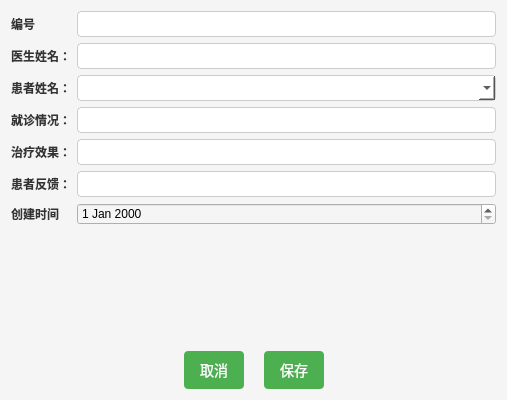
Qt form doctorreporteditview.ui (zhuguotiao/Lab) before a commit.
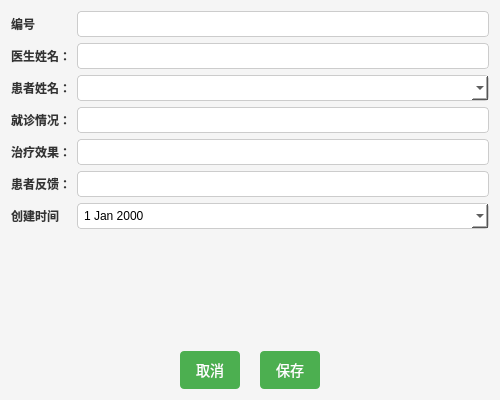
The same form after that commit.

Diff of the .ui file:
```diff
--- a/doctorreporteditview.ui
+++ b/doctorreporteditview.ui
@@ -22,6 +22,13 @@
         font-size: 12px;
     }
 
+	QDateEdit{
+		border: 1px solid #cccccc;
+        border-radius: 4px;
+        padding: 4px;
+        background: #ffffff;
+	}
+
     /* 设置 QLabel 的样式 */
     QLabel {
         color: #333333;
@@ -75,6 +82,8 @@
     }
    </string>
   </property>
+  <layout class="QVBoxLayout" name="verticalLayout">
+   <item>
   <layout class="QFormLayout" name="formLayout">
    <item row="0" column="0">
     <widget class="QLabel" name="labelPatientFeedback_2">
@@ -152,9 +161,15 @@
     </widget>
    </item>
    <item row="6" column="1">
-    <widget class="QDateEdit" name="dbEditcCreateTime"/>
-   </item>
-   <item row="7" column="1">
+      <widget class="QDateEdit" name="dbEditcCreateTime">
+       <property name="calendarPopup">
+        <bool>true</bool>
+       </property>
+      </widget>
+     </item>
+    </layout>
+   </item>
+   <item>
     <spacer name="verticalSpacer">
      <property name="orientation">
       <enum>Qt::Orientation::Vertical</enum>
@@ -167,7 +182,7 @@
      </property>
     </spacer>
    </item>
-   <item row="8" column="0" colspan="2">
+   <item>
     <layout class="QHBoxLayout" name="horizontalLayout">
      <property name="spacing">
       <number>20</number>
```
Lines whose indentation alone changed are shown as unchanged.
